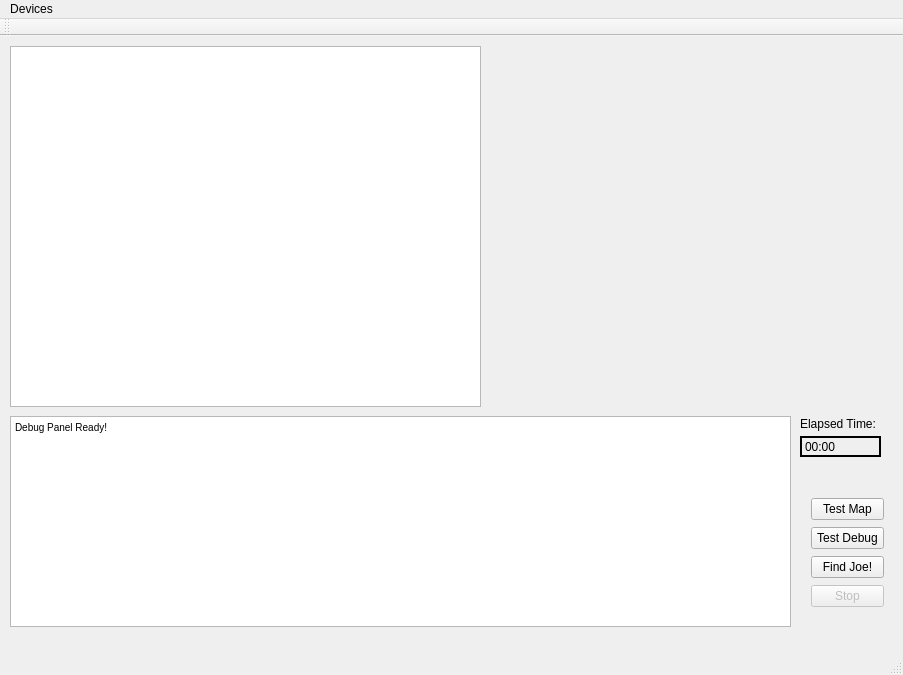
bertugg/CSE396-Proje2-Group4, file mainwindow.ui: the form before one commit.
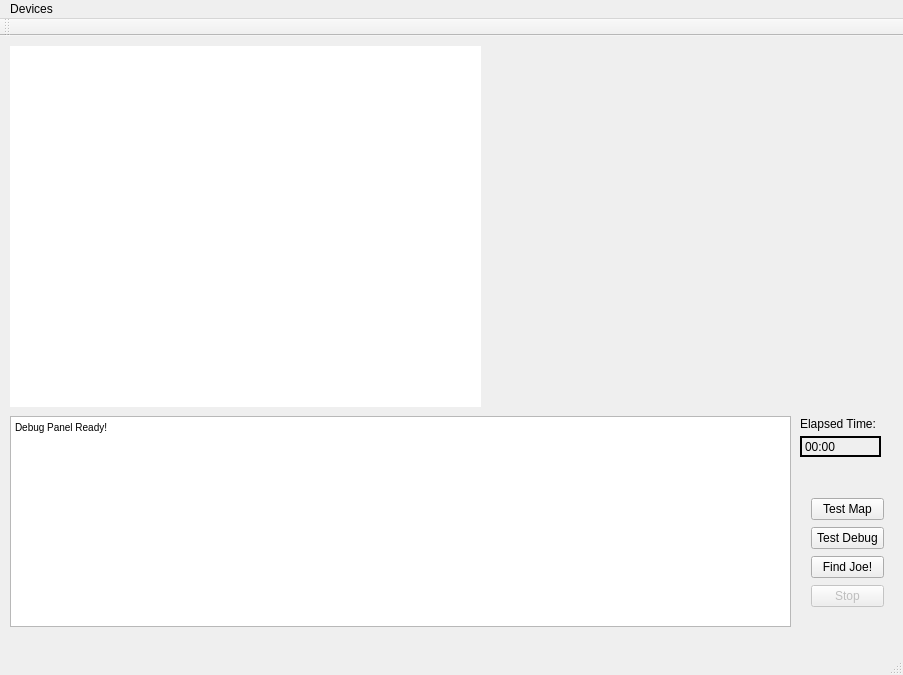
The form after the commit.

```diff
--- a/mainwindow.ui
+++ b/mainwindow.ui
@@ -23,6 +23,24 @@
       <height>361</height>
      </rect>
     </property>
+    <property name="sizePolicy">
+     <sizepolicy hsizetype="Fixed" vsizetype="Fixed">
+      <horstretch>0</horstretch>
+      <verstretch>0</verstretch>
+     </sizepolicy>
+    </property>
+    <property name="frameShape">
+     <enum>QFrame::NoFrame</enum>
+    </property>
+    <property name="frameShadow">
+     <enum>QFrame::Sunken</enum>
+    </property>
+    <property name="verticalScrollBarPolicy">
+     <enum>Qt::ScrollBarAlwaysOff</enum>
+    </property>
+    <property name="horizontalScrollBarPolicy">
+     <enum>Qt::ScrollBarAlwaysOff</enum>
+    </property>
    </widget>
    <widget class="QTextEdit" name="textEdit">
     <property name="geometry">
```
Left out of the diff: 7 changed lines with no effect on the pictures.
